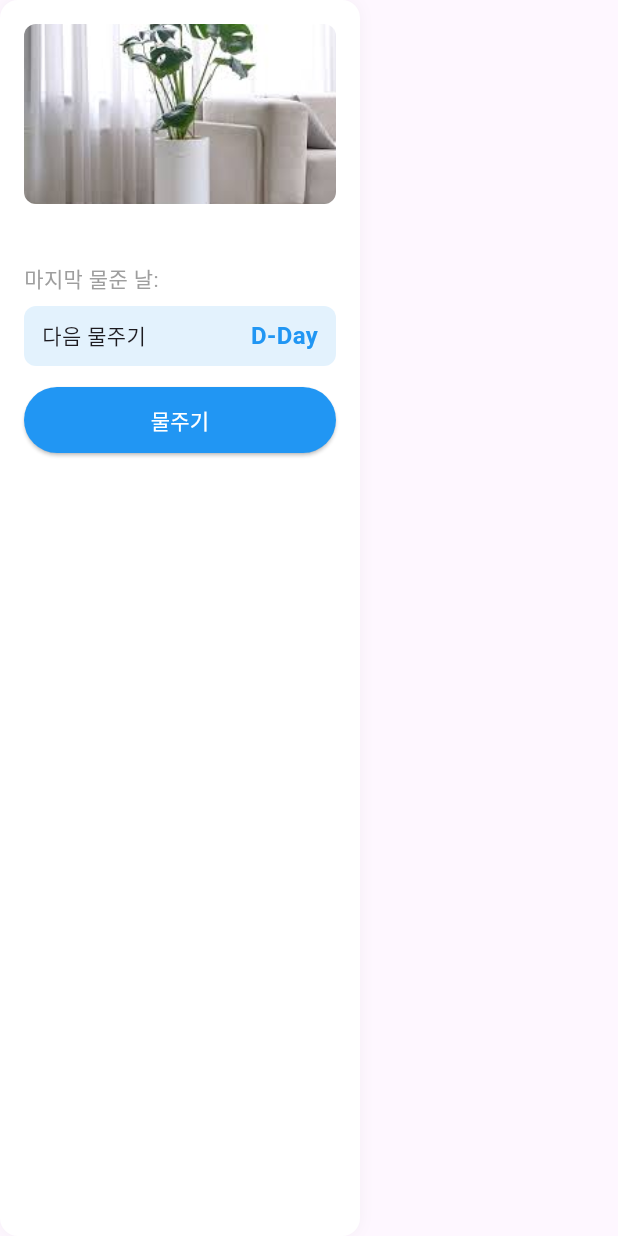
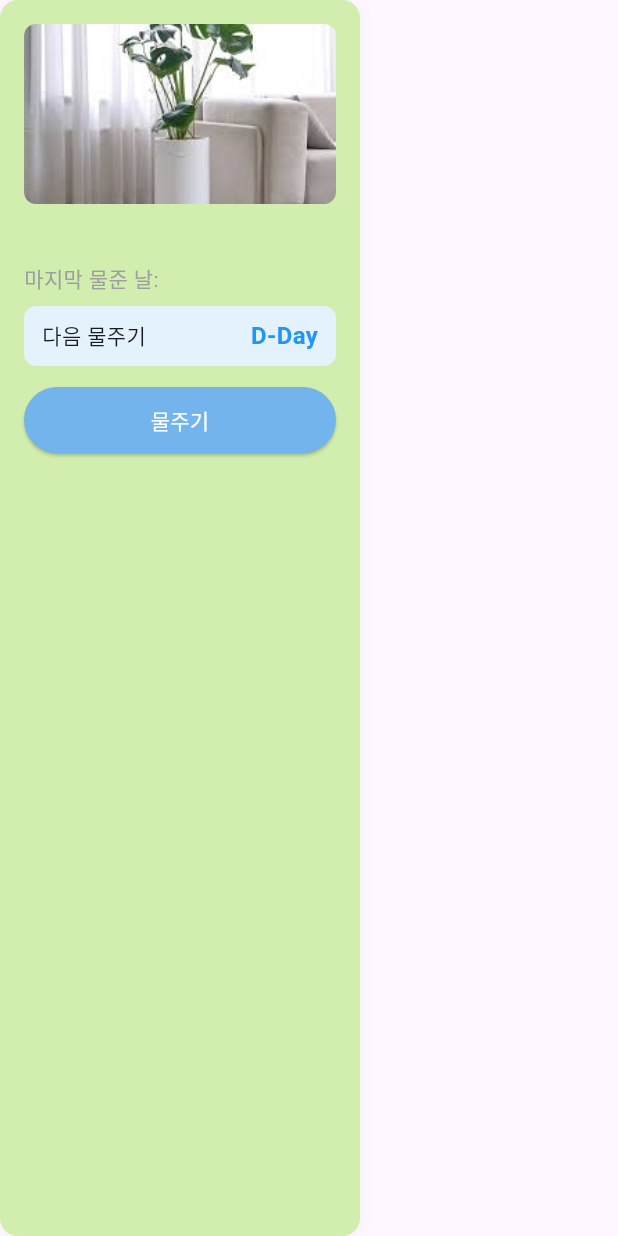
Before and after one commit to eddymango/plantmate, a Flutter app: the PlantCard widget shown alone on an empty page, opened directly with empty values, on a phone screen of 412 x 824 dp. Run offline on Flutter 3.47's test engine with Material 3 defaults, Android fonts, the phone set to English and light mode, and no system bars; our stand-ins replace get, get_storage, image_picker; accounts and stored records are empty; network calls fail.

Commit message:
plant update refresh error fix

```diff
--- a/plantmate/lib/screens/home_screen.dart
+++ b/plantmate/lib/screens/home_screen.dart
@@ -114,7 +114,7 @@ class _HomeScreenState extends State<HomeScreen> {
                             return Padding(
                               padding: const EdgeInsets.only(right: 16.0),
                               child: PlantCard(
-                                key: ValueKey(plant.id), // 고유한 키 설정
+                                key: ValueKey(plant.id), // 고유한 키 설정  오른른
 
                                 plant: plant,
                               ),
@@ -147,6 +147,7 @@ class _HomeScreenState extends State<HomeScreen> {
         }),
       ),
       floatingActionButton: FloatingActionButton(
+        backgroundColor: Colors.green,
         onPressed: () {
           // 식물 추가 화면으로 이동 또는 다이얼로그 표시
           _showAddPlantDialog(context);
--- a/plantmate/lib/screens/profile_screen.dart
+++ b/plantmate/lib/screens/profile_screen.dart
@@ -15,7 +15,7 @@ class ProfileScreen extends StatelessWidget {
   Widget build(BuildContext context) {
     return Scaffold(
       appBar: AppBar(
-        title: const Text('Plantmate'),
+        title: const Text('내정보'),
       ),
       body: Padding(
         padding: const EdgeInsets.all(16.0),
@@ -33,6 +33,7 @@ class ProfileScreen extends StatelessWidget {
                 child: Column(
                   children: [
                     CircleAvatar(
+                      backgroundColor: Colors.lightGreen[100],
                       radius: 50,
                       backgroundImage: user.profileImage.isNotEmpty
                           ? NetworkImage(user.profileImage)
--- a/plantmate/lib/widgets/plant_card.dart
+++ b/plantmate/lib/widgets/plant_card.dart
@@ -1,5 +1,6 @@
 import 'package:flutter/material.dart';
 import 'package:get/get.dart';
+import 'package:get_storage/get_storage.dart';
 import 'package:intl/intl.dart';
 import '../models/plant_model.dart';
 import '../screens/plant_detail_screen.dart';
@@ -19,12 +20,23 @@ class PlantCard extends StatefulWidget {
 
 class _PlantCardState extends State<PlantCard> {
   final PlantController plantController = Get.find<PlantController>();
-  late String dDayText;
+  late RxString dDayText;
 
   @override
   void initState() {
     super.initState();
+    dDayText = "계산 중...".obs;
+
     _calculateDDay();
+  }
+
+  @override
+  void didUpdateWidget(covariant PlantCard oldWidget) {
+    super.didUpdateWidget(oldWidget);
+    // widget.plant 변경 시 D-Day 재계산
+    if (widget.plant != oldWidget.plant) {
+      _calculateDDay();
+    }
   }
 
   void _calculateDDay() {
@@ -45,7 +57,7 @@ class _PlantCardState extends State<PlantCard> {
 
     final dDay = nextWateringDate.difference(today).inDays;
     setState(() {
-      dDayText = dDay > 0
+      dDayText.value = dDay > 0
           ? "D-$dDay"
           : dDay == 0
               ? "D-Day"
@@ -73,7 +85,7 @@ class _PlantCardState extends State<PlantCard> {
         width: 240,
         padding: const EdgeInsets.all(16),
         decoration: BoxDecoration(
-          color: Colors.white,
+          color: const Color.fromARGB(255, 209, 238, 175),
           borderRadius: BorderRadius.circular(12),
           boxShadow: [
             BoxShadow(
@@ -142,7 +154,7 @@ class _PlantCardState extends State<PlantCard> {
                     style: TextStyle(fontSize: 14),
                   ),
                   Text(
-                    dDayText,
+                    dDayText.value,
                     style: const TextStyle(
                       fontSize: 16,
                       fontWeight: FontWeight.bold,
@@ -166,7 +178,7 @@ class _PlantCardState extends State<PlantCard> {
                 },
                 style: ElevatedButton.styleFrom(
                   padding: const EdgeInsets.symmetric(vertical: 12),
-                  backgroundColor: Colors.blue,
+                  backgroundColor: const Color.fromARGB(255, 114, 180, 235),
                 ),
                 child: const Text(
                   '물주기',
--- a/plantmate/lib/widgets/stat_card.dart
+++ b/plantmate/lib/widgets/stat_card.dart
@@ -11,7 +11,7 @@ class StatCard extends StatelessWidget {
     return Container(
       padding: const EdgeInsets.all(16),
       decoration: BoxDecoration(
-        color: Colors.white,
+        color: const Color.fromARGB(255, 209, 238, 175),
         borderRadius: BorderRadius.circular(12),
         boxShadow: [
           BoxShadow(
@@ -23,7 +23,9 @@ class StatCard extends StatelessWidget {
       child: Column(
         crossAxisAlignment: CrossAxisAlignment.start,
         children: [
-          Text(label, style: const TextStyle(color: Colors.grey)),
+          Text(label,
+              style: const TextStyle(
+                  color: Colors.black, fontWeight: FontWeight.bold)),
           const SizedBox(height: 8),
           Text(
             value,
```
Also changed, not shown: plantmate/lib/controllers/plant_controller.dart (+11 -3 lines).
